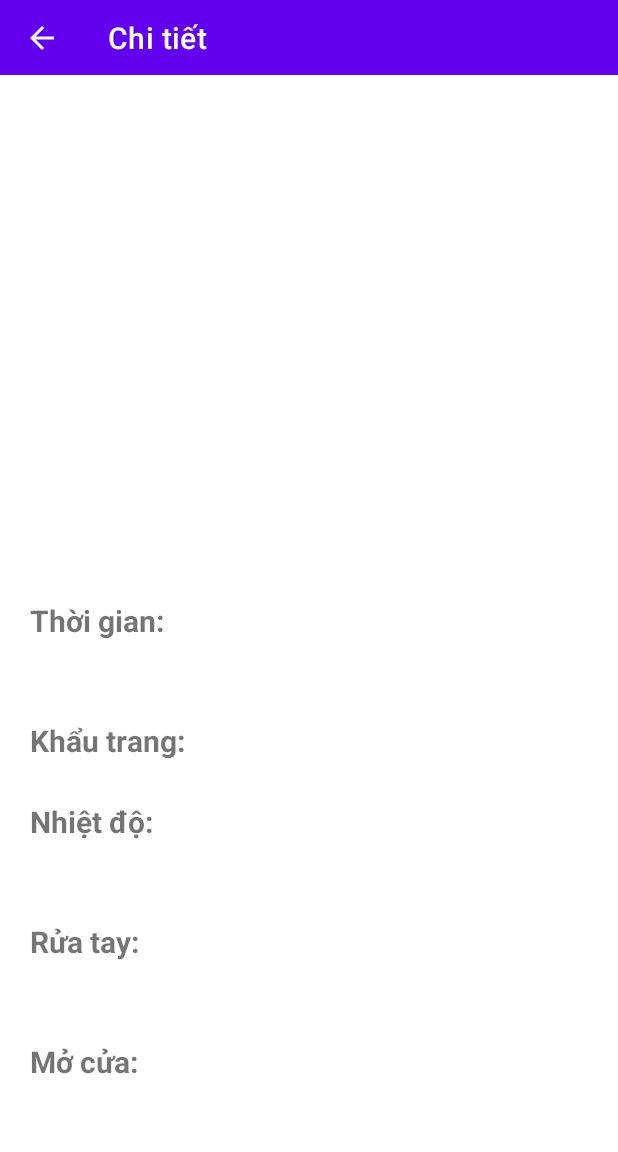
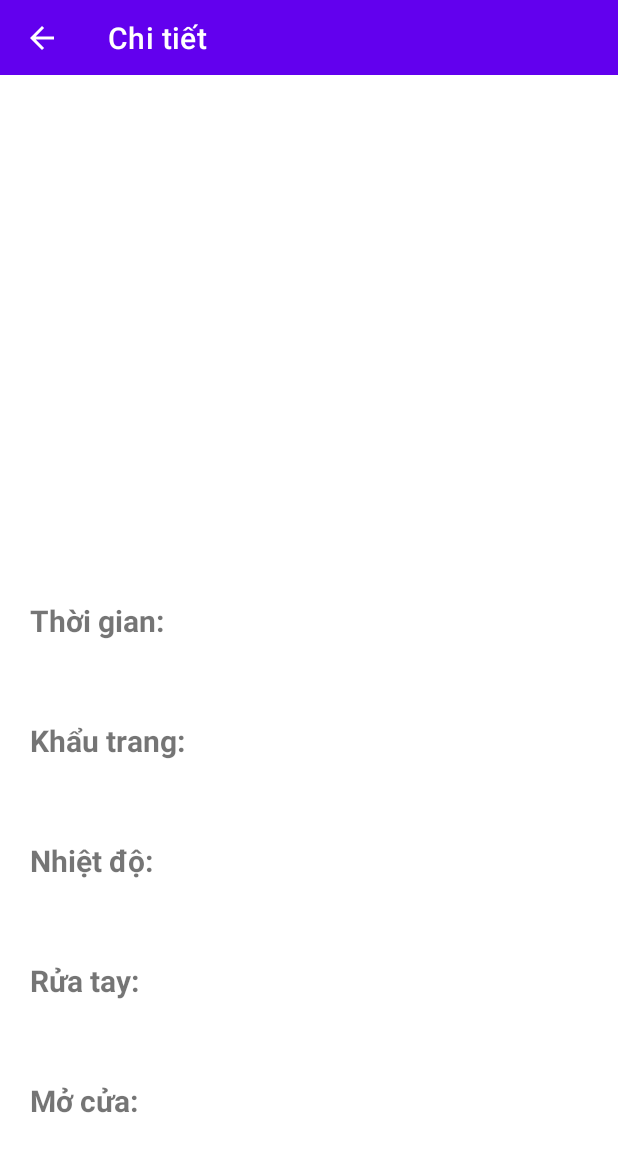
Before and after one commit to MaiXuanNhat/PBL4_app, an Android app: the DetailFragment screen opened through its navigation route, on a phone screen of 412 x 824 dp. Shown: the top 1152 px of the screen. Run offline under Robolectric (Android 15) with nearby library versions, the phone set to English and light mode, and no system bars; our stand-ins replace Firebase (no records; nobody signed in at launch, a user with empty details on screens opened directly), Room's generated code; 6 statements that could not run were skipped.

Commit message:
chỉnh sửa giao diện

```diff
--- a/app/src/main/java/com/pbl4/view/StatisticalFragment.java
+++ b/app/src/main/java/com/pbl4/view/StatisticalFragment.java
@@ -170,14 +170,14 @@ public class StatisticalFragment extends Fragment {
         binding.txtPerNum.setText("100%");
         // Khau trang
         binding.txtCntMask.setText(cntMask+"");
-        binding.txtPerMask.setText(String.format("%.2f", (double)100*cntMask/filter.size())+"%");
+        binding.txtPerMask.setText(String.format("%.1f", (double)100*cntMask/filter.size())+"%");
         // Nhiet do trung binh
         binding.txtAvgTemp.setText((double)sumTemp/filter.size()+"°C");
         // Rua tay
         binding.txtCntHand.setText(cntHand+"");
-        binding.txtPerHand.setText(String.format("%.2f",(double)100*cntHand/filter.size())+"%");
+        binding.txtPerHand.setText(String.format("%.1f",(double)100*cntHand/filter.size())+"%");
         // Mo cua
         binding.txtCntOpen.setText(cntOpen+"");
-        binding.txtPerOpen.setText(String.format("%.2f",(double)100*cntOpen/filter.size())+"%");
+        binding.txtPerOpen.setText(String.format("%.1f",(double)100*cntOpen/filter.size())+"%");
     }
 }
--- a/app/src/main/res/layout/fragment_detail.xml
+++ b/app/src/main/res/layout/fragment_detail.xml
@@ -24,7 +24,7 @@
         android:layout_margin="20dp">
 
         <ImageView
-            android:id="@+id/live_camera"
+            android:id="@+id/detailIMG"
             android:layout_width="match_parent"
             android:layout_height="304dp" />
 
@@ -35,7 +35,7 @@
             android:orientation="horizontal">
 
             <TextView
-                android:layout_width="99dp"
+                android:layout_width="120dp"
                 android:layout_height="wrap_content"
                 android:layout_weight="1"
                 android:text="Thời gian:"
@@ -50,7 +50,7 @@
                 android:ems="10"
                 android:gravity="center"
                 android:textSize="20dp"
-                android:textStyle="bold" />
+                android:textAlignment="center" />
         </LinearLayout>
 
         <LinearLayout
@@ -60,7 +60,7 @@
             android:orientation="horizontal">
 
             <TextView
-                android:layout_width="wrap_content"
+                android:layout_width="120dp"
                 android:layout_height="wrap_content"
                 android:layout_weight="1"
                 android:text="Khẩu trang:"
@@ -75,17 +75,18 @@
                 android:ems="10"
                 android:gravity="center"
                 android:textSize="20dp"
-                android:textStyle="bold" />
+                android:textAlignment="center"/>
 
         </LinearLayout>
 
         <LinearLayout
             android:layout_width="match_parent"
             android:layout_height="80dp"
-            android:orientation="horizontal">
+            android:orientation="horizontal"
+            android:gravity="center">
 
             <TextView
-                android:layout_width="103dp"
+                android:layout_width="120dp"
                 android:layout_height="wrap_content"
                 android:layout_weight="1"
                 android:text="Nhiệt độ:"
@@ -101,7 +102,7 @@
                 android:gravity="center"
                 android:inputType="textPersonName"
                 android:textSize="20dp"
-                android:textStyle="bold" />
+                android:textAlignment="center" />
 
 
         </LinearLayout>
@@ -109,10 +110,11 @@
         <LinearLayout
             android:layout_width="match_parent"
             android:layout_height="80dp"
-            android:orientation="horizontal">
+            android:orientation="horizontal"
+            android:gravity="center">
 
             <TextView
-                android:layout_width="105dp"
+                android:layout_width="120dp"
                 android:layout_height="wrap_content"
                 android:layout_weight="1"
                 android:text="Rửa tay:"
@@ -127,16 +129,17 @@
                 android:ems="10"
                 android:gravity="center"
                 android:textSize="20dp"
-                android:textStyle="bold" />
+                android:textAlignment="center"/>
         </LinearLayout>
 
         <LinearLayout
             android:layout_width="match_parent"
             android:layout_height="80dp"
-            android:orientation="horizontal">
+            android:orientation="horizontal"
+            android:gravity="center">
 
             <TextView
-                android:layout_width="105dp"
+                android:layout_width="120dp"
                 android:layout_height="wrap_content"
                 android:layout_weight="1"
                 android:text="Mở cửa:"
@@ -151,7 +154,7 @@
                 android:ems="10"
                 android:gravity="center"
                 android:textSize="20dp"
-                android:textStyle="bold" />
+                android:textAlignment="center"/>
         </LinearLayout>
 
     </LinearLayout>
--- a/app/src/main/res/layout/fragment_report.xml
+++ b/app/src/main/res/layout/fragment_report.xml
@@ -95,7 +95,9 @@
             <LinearLayout
                 android:layout_width="match_parent"
                 android:layout_height="wrap_content"
-                android:orientation="horizontal">
+                android:orientation="horizontal"
+                android:layout_marginTop="20dp"
+                android:layout_marginBottom="20dp">
                 <TextView
                     android:layout_width="40dp"
                     android:layout_height="wrap_content"
--- a/app/src/main/res/layout/report_row_item.xml
+++ b/app/src/main/res/layout/report_row_item.xml
@@ -5,7 +5,9 @@
     <LinearLayout
         android:layout_width="match_parent"
         android:layout_height="match_parent"
-        android:orientation="horizontal">
+        android:orientation="horizontal"
+        android:layout_marginTop="10dp"
+        android:layout_marginBottom="10dp">
         <TextView
             android:id="@+id/stt"
             android:layout_width="40dp"
```
Also changed, not shown: app/src/main/res/layout/fragment_home.xml (+5 -4 lines), app/src/main/res/layout/fragment_statistical.xml (+13 -13 lines).
